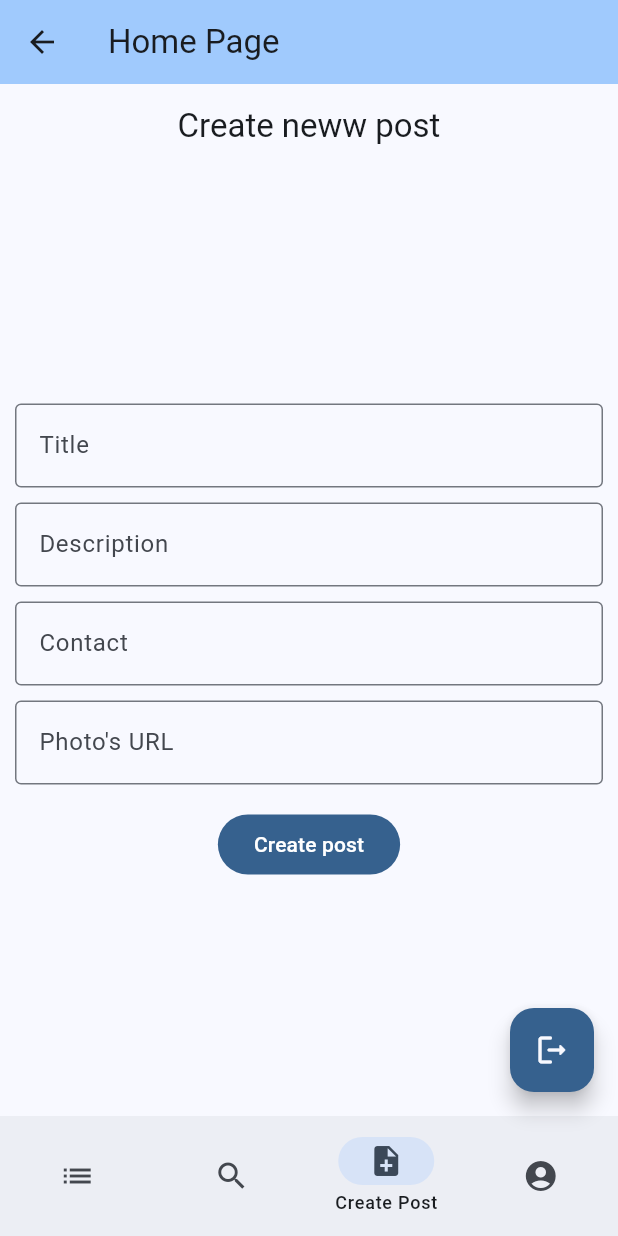
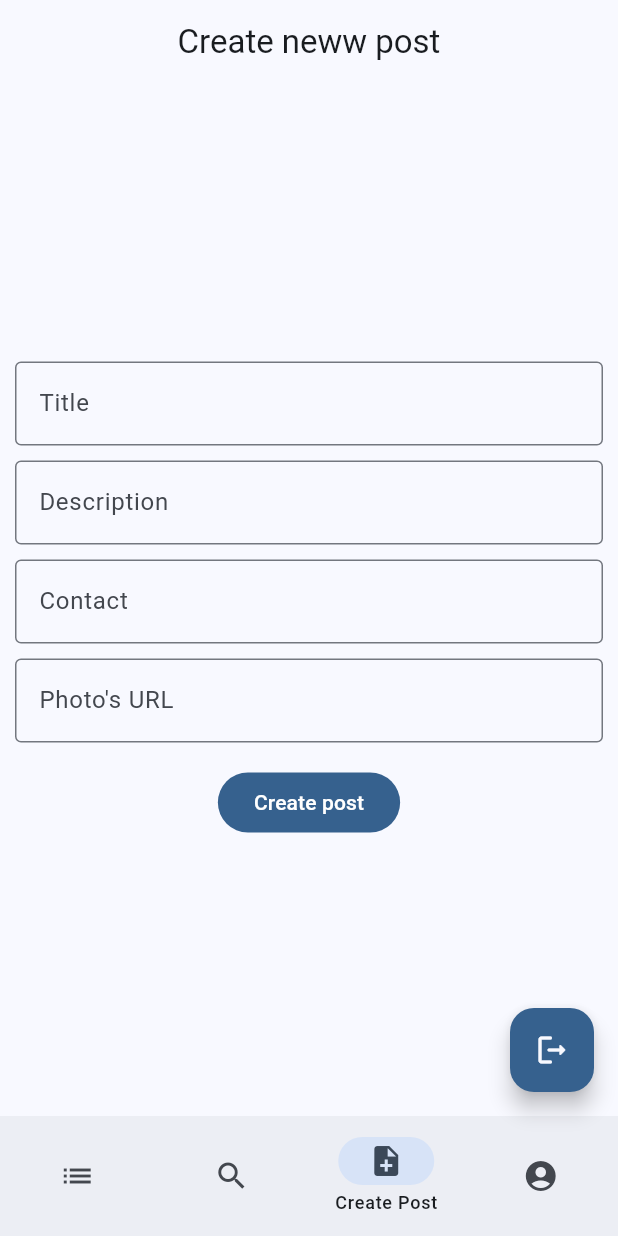
Before and after one commit to Igor-Ueno/devmovel_lostandfound, a Flutter app: the HomePage screen opened directly, item 3 of the bottom bar chosen, on a phone screen of 412 x 824 dp. Run offline on Flutter 3.47's test engine with Material 3 defaults, Android fonts, the phone set to English and light mode, and no system bars; our stand-ins replace cached_network_image; network calls fail.

Commit message:
Ajuste do AppBar

```diff
--- a/lib/create_post_page.dart
+++ b/lib/create_post_page.dart
@@ -1,5 +1,4 @@
 import 'package:devmovel_lostandfound/services/posts_service.dart';
-import 'package:devmovel_lostandfound/viewmodels/post_viewmodel.dart';
 import 'package:flutter/material.dart';
 import 'generated/l10n.dart';
 import 'models/lost_item.dart';
@@ -22,7 +21,6 @@ class _CreatePostPageState extends State<CreatePostPage> {
 
   final double _spaceBetweenFields = 10;
 
-  late final PostViewModel viewModel;
 
   var token = 'eyJhbGciOiJIUzI1NiIsInR5cCI6IkpXVCJ9.eyJ1c2VyIjp7ImlkIjoiNjZhYTgxN2IwNDUyZDBjOWY4NTZiZmM1In0sImlhdCI6MTcyNjY5NjE3NiwiZXhwIjoxNzI2Njk5Nzc2fQ.arvDrEafGd6OLAfsKe74jqj7xMnT6ngPa_bH2UJ6DCk';
 
--- a/lib/homepage.dart
+++ b/lib/homepage.dart
@@ -45,10 +45,10 @@ class _HomePageState extends State<HomePage> {
   @override
   Widget build(BuildContext context) {
     return Scaffold(
-      appBar: AppBar(
-        backgroundColor: Theme.of(context).colorScheme.inversePrimary,
-        title: Text(S.of(context).homePageTitle), // Usando a string localizada
-      ),
+      // appBar: AppBar(
+      //   backgroundColor: Theme.of(context).colorScheme.inversePrimary,
+      //   title: Text(S.of(context).homePageTitle), // Usando a string localizada
+      // ),
       floatingActionButton: FloatingActionButton(
         onPressed: () => signOut(),
         backgroundColor: Theme.of(context).colorScheme.primary,
--- a/lib/l10n/intl_en.arb
+++ b/lib/l10n/intl_en.arb
@@ -9,6 +9,7 @@
     "searchPost": "Search Post",
     "createPost": "Create Post",
     "account": "Account",
+    "account_title": "Personal account",
     "create_post_title":"Create neww post",
     "title":"Title",
     "description":"Description",
--- a/lib/l10n/intl_pt.arb
+++ b/lib/l10n/intl_pt.arb
@@ -9,6 +9,7 @@
     "searchPost": "Buscar Post",
     "createPost": "Criar Post",
     "account": "Conta",
+    "account_title": "Conta pessoal",
     "create_post_title":"Criar novo post",
     "title":"Título",
     "description":"Descrição",
--- a/lib/lost_items_screen.dart
+++ b/lib/lost_items_screen.dart
@@ -23,6 +23,8 @@ class _LostItemsScreenState extends State<LostItemsScreen> {
     return Scaffold(
       appBar: AppBar(
         title: Text(S.of(context).todos_os_itens_perdidos),
+        centerTitle: true,
+        automaticallyImplyLeading: false,
       ),
       body: FutureBuilder<List<LostItem>>(
         future: futureLostItems,
--- a/lib/search_post_page.dart
+++ b/lib/search_post_page.dart
@@ -41,6 +41,8 @@ class _SearchScreenState extends State<SearchScreen> {
     return Scaffold(
       appBar: AppBar(
         title: Text(S.of(context).buscar_itens_perdidos),
+        centerTitle: true,
+        automaticallyImplyLeading: false,
       ),
       body: Column(
         children: [
```
Also changed, not shown: lib/account_page.dart (+8 -2 lines), lib/generated/intl/messages_en.dart, lib/generated/intl/messages_pt.dart, lib/generated/l10n.dart.
